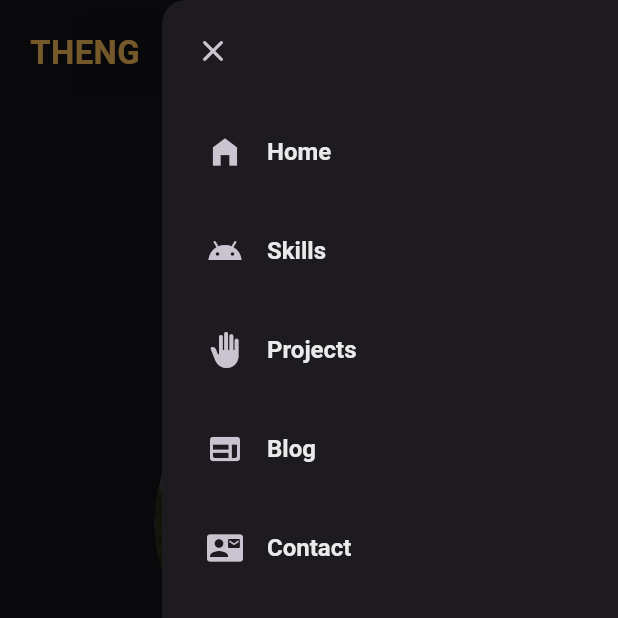
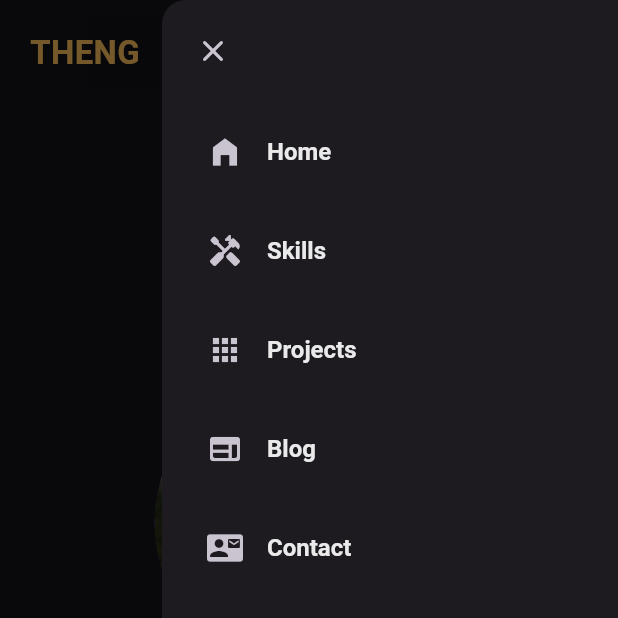
Before and after one commit to thengyuanyuan/my_portfolio, a Flutter app: the screen it shows after launch, after a tap on the "menu" icon, on a phone screen of 412 x 824 dp, the top half of it. Run offline on Flutter 3.47's test engine with Material 3 defaults, Android fonts, the phone set to English and light mode, and no system bars; our stand-ins replace responsive_builder; missing offline and left inert: flutter_devicon.

Commit message:
Skill Section

```diff
--- a/lib/constants/nav_items.dart
+++ b/lib/constants/nav_items.dart
@@ -18,8 +18,8 @@ import 'package:flutter/material.dart';
 
 List<NavItemModel> navItemList = [
   NavItemModel(title: "Home", icon: Icons.home_filled),
-  NavItemModel(title: "Skills", icon: Icons.android_rounded),
-  NavItemModel(title: "Projects", icon: Icons.back_hand),
+  NavItemModel(title: "Skills", icon: Icons.handyman_rounded),
+  NavItemModel(title: "Projects", icon: Icons.apps_rounded),
   NavItemModel(title: "Blog", icon: Icons.web_rounded),
   NavItemModel(title: "Contact", icon: Icons.quick_contacts_mail_rounded)
 ];
@@ -28,5 +28,5 @@ class NavItemModel {
   final String title;
   final IconData? icon;
 
-  NavItemModel({required this.title, this.icon});
+  NavItemModel({required this.title, this.icon = Icons.add_circle_outlined});
 }
--- a/lib/pages/home_page.dart
+++ b/lib/pages/home_page.dart
@@ -1,10 +1,14 @@
 import 'package:flutter/material.dart';
+import 'package:my_portfolio/constants/colors.dart';
+import 'package:my_portfolio/constants/skill_items.dart';
 import 'package:responsive_builder/responsive_builder.dart';
 import '../widgets/drawer_mobile.dart';
 import '../widgets/header_desktop.dart';
 import '../widgets/header_mobile.dart';
 import '../widgets/main_desktop.dart';
 import '../widgets/main_mobile.dart';
+import '../widgets/skills_desktop.dart';
+import '../widgets/skills_mobile.dart';
 
 class HomePage extends StatelessWidget {
   HomePage({super.key});
@@ -25,25 +29,11 @@ class HomePage extends StatelessWidget {
           scrollDirection: Axis.vertical,
           children: [
             // HEADER (MENU)
-            ScreenTypeLayout.builder(
-              tablet: (BuildContext context) =>
-                  const HeaderDesktop(onLogoTap: null),
-              mobile: (BuildContext context) => HeaderMobile(
-                onLogoTap: null,
-                onMenuTap: () => scaffoldKey.currentState?.openEndDrawer(),
-              ),
-            ),
+            HeaderSection(scaffoldKey: scaffoldKey),
             // MAIN (INTRODUCTION)
-            ScreenTypeLayout.builder(
-              tablet: (BuildContext context) => const MainDesktop(),
-              mobile: (BuildContext context) => const MainMobile(),
-            ),
+            const MainSection(),
             // SKILLS
-            Container(
-              height: 500,
-              width: double.maxFinite,
-              color: Colors.green,
-            ),
+            const SkillsSection(),
             // PROJECTS
             Container(
               height: 500,
@@ -68,3 +58,75 @@ class HomePage extends StatelessWidget {
     });
   }
 }
+
+class HeaderSection extends StatelessWidget {
+  const HeaderSection({
+    super.key,
+    required this.scaffoldKey,
+  });
+
+  final GlobalKey<ScaffoldState> scaffoldKey;
+
+  @override
+  Widget build(BuildContext context) {
+    return ScreenTypeLayout.builder(
+      tablet: (BuildContext context) => const HeaderDesktop(onLogoTap: null),
+      mobile: (BuildContext context) => HeaderMobile(
+        onLogoTap: null,
+        onMenuTap: () => scaffoldKey.currentState?.openEndDrawer(),
+      ),
+    );
+  }
+}
+
+class MainSection extends StatelessWidget {
+  const MainSection({
+    super.key,
+  });
+
+  @override
+  Widget build(BuildContext context) {
+    return ScreenTypeLayout.builder(
+      tablet: (BuildContext context) => const MainDesktop(),
+      mobile: (BuildContext context) => const MainMobile(),
+    );
+  }
+}
+
+class SkillsSection extends StatelessWidget {
+  const SkillsSection({
+    super.key,
+  });
+
+  @override
+  Widget build(BuildContext context) {
+    return Container(
+      width: MediaQuery.sizeOf(context).width,
+      padding: const EdgeInsets.symmetric(vertical: 60, horizontal: 25),
+      color: Colors.grey[900],
+      child: Column(
+        mainAxisAlignment: MainAxisAlignment.center,
+        children: [
+          // Section title
+          const Text(
+            'My Skills',
+            style: TextStyle(
+              fontSize: 30,
+              fontWeight: FontWeight.bold,
+              color: CustomColor.whitePrimary,
+            ),
+          ),
+          const SizedBox(
+            height: 50,
+          ),
+
+          // Skills Content
+          ScreenTypeLayout.builder(
+            desktop: (BuildContext context) => const SkillsDesktop(),
+            mobile: (BuildContext context) => const SkillsMobile(),
+          ),
+        ],
+      ),
+    );
+  }
+}
--- /dev/null
+++ b/lib/widgets/skills_mobile.dart
@@ -0,0 +1,65 @@
+import 'package:flutter/material.dart';
+import 'package:my_portfolio/constants/colors.dart';
+import 'package:my_portfolio/constants/skill_items.dart';
+
+class SkillsMobile extends StatelessWidget {
+  const SkillsMobile({super.key});
+
+  @override
+  Widget build(BuildContext context) {
+    return Padding(
+      padding: const EdgeInsets.symmetric(horizontal: 20.0),
+      child: Column(
+        crossAxisAlignment: CrossAxisAlignment.center,
+        mainAxisAlignment: MainAxisAlignment.center,
+        children: [
+          Wrap(
+            spacing: 10,
+            runSpacing: 10,
+            alignment: WrapAlignment.center,
+            children: [
+              for (int i = 0; i < platformItemList.length; i++)
+                Container(
+                  width: 300,
+                  decoration: BoxDecoration(
+                    color: CustomColor.bgLight1,
+                    borderRadius: BorderRadius.circular(5),
+                  ),
+                  child: ListTile(
+                    contentPadding: const EdgeInsets.symmetric(
+                      vertical: 10,
+                      horizontal: 20,
+                    ),
+                    leading: Icon(platformItemList[i].icon),
+                    title: Text(platformItemList[i].title),
+                  ),
+                ),
+            ],
+          ),
+          const SizedBox(height: 50),
+          // Programming Languages
+          Wrap(
+            spacing: 10,
+            runSpacing: 10,
+            alignment: WrapAlignment.center,
+            children: [
+              for (int i = 0; i < proLangItemList.length; i++)
+                Chip(
+                  backgroundColor: CustomColor.bgLight1,
+                  padding: const EdgeInsets.symmetric(
+                    vertical: 10,
+                    horizontal: 20,
+                  ),
+                  label: Text(proLangItemList[i].title),
+                  avatar: Icon(
+                    proLangItemList[i].icon,
+                    color: CustomColor.whiteSecondary,
+                  ),
+                ),
+            ],
+          )
+        ],
+      ),
+    );
+  }
+}
--- a/pubspec.yaml
+++ b/pubspec.yaml
@@ -12,6 +12,7 @@ dependencies:
 
   cupertino_icons: ^1.0.6
   responsive_builder: ^0.7.0
+  flutter_devicon: ^1.0.1
 
 dev_dependencies:
   flutter_test:
```
Also changed, not shown: lib/constants/skill_items.dart (added, +35 -0 lines), lib/widgets/skills_desktop.dart (added, +75 -0 lines), assets/images/android_icon.png (added), assets/images/cpp.png (added), assets/images/dart.png (added), assets/images/desktop_icon.png (added), assets/images/flutter.png (added), assets/images/github.png (added), assets/images/html5.png (added), assets/images/ios_icon.png (added), assets/images/java.png (added), assets/images/javascript.png (added), assets/images/linkedin.png (added), assets/images/php.png (added), 3 more files.
